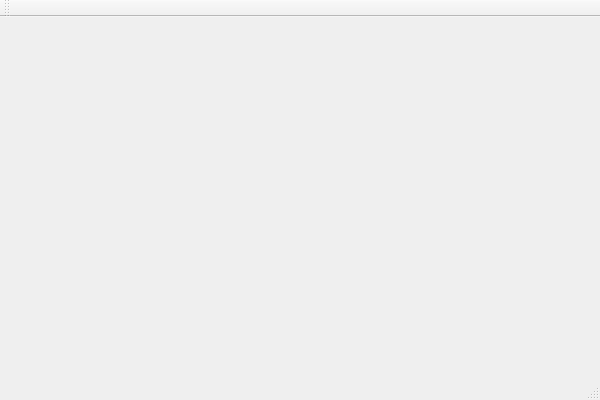
Above: statki.ui from zergx1/statki before the change. Below: the same form after it.
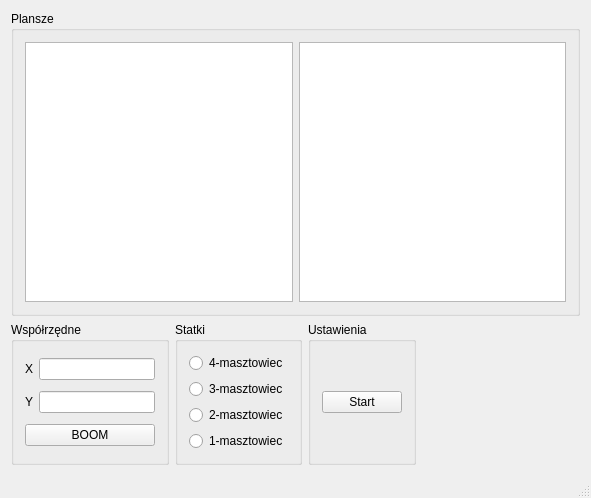
That is the form after the change.

Commit message: edycja planszy ";.;"

The edit to the form file:
```diff
--- a/statki.ui
+++ b/statki.ui
@@ -1,24 +1,151 @@
 <ui version="4.0">
  <class>statki</class>
- <widget class="QMainWindow" name="statki" >
-  <property name="geometry" >
+ <widget class="QMainWindow" name="statki">
+  <property name="geometry">
    <rect>
     <x>0</x>
     <y>0</y>
-    <width>600</width>
-    <height>400</height>
+    <width>591</width>
+    <height>498</height>
    </rect>
   </property>
   <property name="windowTitle" >
    <string>statki</string>
   </property>
-  <widget class="QMenuBar" name="menuBar" />
-  <widget class="QToolBar" name="mainToolBar" />
-  <widget class="QWidget" name="centralWidget" />
-  <widget class="QStatusBar" name="statusBar" />
+  <widget class="QWidget" name="centralWidget">
+   <layout class="QGridLayout" name="gridLayout_5">
+    <item row="0" column="0" colspan="4">
+     <widget class="QGroupBox" name="gb_plansz">
+      <property name="title">
+       <string>Plansze</string>
+      </property>
+      <layout class="QGridLayout" name="gridLayout">
+       <item row="0" column="0">
+        <widget class="QTableWidget" name="plansza_1"/>
+       </item>
+       <item row="0" column="1">
+        <widget class="QTableWidget" name="plansza_2"/>
+       </item>
+      </layout>
+     </widget>
+    </item>
+    <item row="1" column="0">
+     <widget class="QGroupBox" name="gb_wspol">
+      <property name="title">
+       <string>Współrzędne</string>
+      </property>
+      <layout class="QGridLayout" name="gridLayout_3">
+       <item row="0" column="0">
+        <widget class="QLabel" name="l_x">
+         <property name="text">
+          <string>X</string>
+         </property>
+        </widget>
+       </item>
+       <item row="0" column="1">
+        <widget class="QLineEdit" name="lineEdit"/>
+       </item>
+       <item row="1" column="0">
+        <widget class="QLabel" name="label_2">
+         <property name="text">
+          <string>Y</string>
+         </property>
+        </widget>
+       </item>
+       <item row="1" column="1">
+        <widget class="QLineEdit" name="lineEdit_2"/>
+       </item>
+       <item row="2" column="0" colspan="2">
+        <widget class="QPushButton" name="pb_strzelaj">
+         <property name="text">
+          <string>BOOM</string>
+         </property>
+        </widget>
+       </item>
+      </layout>
+     </widget>
+    </item>
+    <item row="1" column="1">
+     <widget class="QGroupBox" name="gb_stat">
+      <property name="title">
+       <string>Statki</string>
+      </property>
+      <layout class="QGridLayout" name="gridLayout_2">
+       <item row="0" column="0">
+        <widget class="QRadioButton" name="rb_4">
+         <property name="text">
+          <string>4-masztowiec</string>
+         </property>
+        </widget>
+       </item>
+       <item row="1" column="0">
+        <widget class="QRadioButton" name="rb_3">
+         <property name="text">
+          <string>3-masztowiec</string>
+         </property>
+        </widget>
+       </item>
+       <item row="2" column="0">
+        <widget class="QRadioButton" name="rb_2">
+         <property name="text">
+          <string>2-masztowiec</string>
+         </property>
+        </widget>
+       </item>
+       <item row="3" column="0">
+        <widget class="QRadioButton" name="rb_1">
+         <property name="text">
+          <string>1-masztowiec</string>
+         </property>
+        </widget>
+       </item>
+      </layout>
+     </widget>
+    </item>
+    <item row="1" column="2">
+     <widget class="QGroupBox" name="gb_usta">
+      <property name="title">
+       <string>Ustawienia</string>
+      </property>
+      <layout class="QGridLayout" name="gridLayout_4">
+       <item row="0" column="0">
+        <widget class="QPushButton" name="pb_start">
+         <property name="text">
+          <string>Start</string>
+         </property>
+        </widget>
+       </item>
+      </layout>
+     </widget>
+    </item>
+    <item row="1" column="3">
+     <spacer name="horizontalSpacer">
+      <property name="orientation">
+       <enum>Qt::Horizontal</enum>
+      </property>
+      <property name="sizeHint" stdset="0">
+       <size>
+        <width>40</width>
+        <height>20</height>
+       </size>
+      </property>
+     </spacer>
+    </item>
+   </layout>
+  </widget>
+  <widget class="QMenuBar" name="menuBar">
+   <property name="geometry">
+    <rect>
+     <x>0</x>
+     <y>0</y>
+     <width>591</width>
+     <height>27</height>
+    </rect>
+   </property>
+  </widget>
+  <widget class="QStatusBar" name="statusBar"/>
  </widget>
- <layoutDefault spacing="6" margin="11" />
- <pixmapfunction></pixmapfunction>
+ <layoutdefault spacing="6" margin="11"/>
  <resources/>
  <connections/>
 </ui>
```
Left out of the diff: 3 changed lines with no effect on the pictures. The commit also changes 1 other file.
